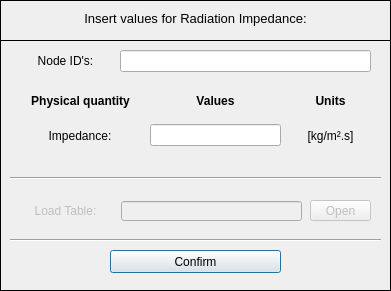
open-pulse/OpenPulse, file pulse/uix/user_input/ui/radiationimpedanceInput.ui: the form before one commit.
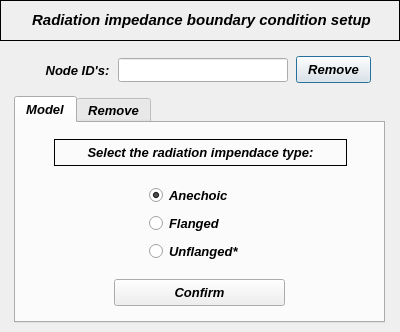
The form after the commit. Icons and pictures are not drawn.

What changed in the file:
```diff
--- a/pulse/uix/user_input/ui/radiationimpedanceInput.ui
+++ b/pulse/uix/user_input/ui/radiationimpedanceInput.ui
@@ -2,393 +2,431 @@
 <ui version="4.0">
  <class>Dialog</class>
  <widget class="QDialog" name="Dialog">
-  <property name="windowModality">
-   <enum>Qt::NonModal</enum>
-  </property>
   <property name="geometry">
    <rect>
     <x>0</x>
     <y>0</y>
-    <width>391</width>
-    <height>291</height>
+    <width>400</width>
+    <height>332</height>
    </rect>
   </property>
-  <property name="sizePolicy">
-   <sizepolicy hsizetype="Fixed" vsizetype="Fixed">
-    <horstretch>0</horstretch>
-    <verstretch>0</verstretch>
-   </sizepolicy>
-  </property>
-  <property name="contextMenuPolicy">
-   <enum>Qt::DefaultContextMenu</enum>
-  </property>
   <property name="windowTitle">
-   <string> Set: Radiation Impedance</string>
+   <string>Dialog</string>
   </property>
-  <property name="windowIcon">
-   <iconset>
-    <normaloff>../../../../../../Downloads/load - Copia.png</normaloff>../../../../../../Downloads/load - Copia.png</iconset>
-  </property>
-  <property name="whatsThis">
-   <string/>
-  </property>
-  <widget class="QWidget" name="widget" native="true">
+  <widget class="QPushButton" name="pushButton_remove_bc_confirm">
+   <property name="geometry">
+    <rect>
+     <x>296</x>
+     <y>56</y>
+     <width>75</width>
+     <height>27</height>
+    </rect>
+   </property>
+   <property name="minimumSize">
+    <size>
+     <width>0</width>
+     <height>27</height>
+    </size>
+   </property>
+   <property name="maximumSize">
+    <size>
+     <width>16777215</width>
+     <height>26</height>
+    </size>
+   </property>
+   <property name="font">
+    <font>
+     <family>Arial</family>
+     <pointsize>10</pointsize>
+     <weight>75</weight>
+     <italic>true</italic>
+     <bold>true</bold>
+    </font>
+   </property>
+   <property name="text">
+    <string>Remove</string>
+   </property>
+  </widget>
+  <widget class="QLineEdit" name="lineEdit_nodeID">
+   <property name="geometry">
+    <rect>
+     <x>118</x>
+     <y>58</y>
+     <width>170</width>
+     <height>24</height>
+    </rect>
+   </property>
+   <property name="minimumSize">
+    <size>
+     <width>170</width>
+     <height>0</height>
+    </size>
+   </property>
+   <property name="maximumSize">
+    <size>
+     <width>170</width>
+     <height>16777215</height>
+    </size>
+   </property>
+   <property name="font">
+    <font>
+     <family>Arial</family>
+     <pointsize>10</pointsize>
+     <weight>75</weight>
+     <italic>true</italic>
+     <bold>true</bold>
+    </font>
+   </property>
+   <property name="focusPolicy">
+    <enum>Qt::ClickFocus</enum>
+   </property>
+   <property name="text">
+    <string/>
+   </property>
+   <property name="alignment">
+    <set>Qt::AlignCenter</set>
+   </property>
+  </widget>
+  <widget class="QFrame" name="frame">
    <property name="geometry">
     <rect>
      <x>0</x>
      <y>0</y>
-     <width>391</width>
-     <height>291</height>
+     <width>400</width>
+     <height>41</height>
     </rect>
    </property>
-   <property name="font">
-    <font>
-     <kerning>true</kerning>
-    </font>
+   <property name="frameShape">
+    <enum>QFrame::Box</enum>
    </property>
-   <widget class="QFrame" name="frame">
+   <property name="frameShadow">
+    <enum>QFrame::Plain</enum>
+   </property>
+   <property name="lineWidth">
+    <number>1</number>
+   </property>
+   <widget class="QLabel" name="label">
     <property name="geometry">
      <rect>
-      <x>0</x>
-      <y>0</y>
-      <width>391</width>
-      <height>41</height>
+      <x>16</x>
+      <y>12</y>
+      <width>371</width>
+      <height>16</height>
      </rect>
     </property>
-    <property name="frameShape">
-     <enum>QFrame::Box</enum>
+    <property name="font">
+     <font>
+      <family>Arial</family>
+      <pointsize>11</pointsize>
+      <weight>75</weight>
+      <italic>true</italic>
+      <bold>true</bold>
+     </font>
     </property>
-    <property name="frameShadow">
-     <enum>QFrame::Plain</enum>
+    <property name="text">
+     <string>Radiation impedance boundary condition setup</string>
     </property>
-    <property name="lineWidth">
-     <number>1</number>
+    <property name="textFormat">
+     <enum>Qt::AutoText</enum>
     </property>
-    <widget class="QLabel" name="label">
-     <property name="geometry">
-      <rect>
-       <x>10</x>
-       <y>10</y>
-       <width>371</width>
-       <height>16</height>
-      </rect>
-     </property>
-     <property name="font">
-      <font>
-       <pointsize>10</pointsize>
-       <italic>false</italic>
-      </font>
-     </property>
-     <property name="text">
-      <string>Insert values for Radiation Impedance:</string>
-     </property>
-     <property name="textFormat">
-      <enum>Qt::AutoText</enum>
-     </property>
-     <property name="alignment">
-      <set>Qt::AlignCenter</set>
-     </property>
-    </widget>
+    <property name="alignment">
+     <set>Qt::AlignCenter</set>
+    </property>
    </widget>
-   <widget class="QFrame" name="frame_2">
-    <property name="geometry">
-     <rect>
-      <x>0</x>
-      <y>40</y>
-      <width>391</width>
-      <height>251</height>
-     </rect>
-    </property>
-    <property name="frameShape">
-     <enum>QFrame::Box</enum>
-    </property>
-    <property name="frameShadow">
-     <enum>QFrame::Plain</enum>
-    </property>
-    <widget class="QWidget" name="verticalLayoutWidget">
-     <property name="geometry">
-      <rect>
-       <x>20</x>
-       <y>10</y>
-       <width>91</width>
-       <height>21</height>
-      </rect>
-     </property>
-     <layout class="QVBoxLayout" name="verticalLayout">
-      <item>
-       <widget class="QLabel" name="label_2">
-        <property name="text">
-         <string>Node ID's:</string>
-        </property>
-        <property name="alignment">
-         <set>Qt::AlignCenter</set>
-        </property>
-       </widget>
-      </item>
-     </layout>
-    </widget>
-    <widget class="QWidget" name="verticalLayoutWidget_2">
-     <property name="geometry">
-      <rect>
-       <x>120</x>
-       <y>10</y>
-       <width>251</width>
-       <height>22</height>
-      </rect>
-     </property>
-     <layout class="QVBoxLayout" name="verticalLayout_2">
-      <item>
-       <widget class="QLineEdit" name="lineEdit_nodeID">
-        <property name="focusPolicy">
-         <enum>Qt::ClickFocus</enum>
-        </property>
-       </widget>
-      </item>
-     </layout>
-    </widget>
-    <widget class="QWidget" name="verticalLayoutWidget_3">
-     <property name="geometry">
-      <rect>
-       <x>25</x>
-       <y>50</y>
-       <width>111</width>
-       <height>21</height>
-      </rect>
-     </property>
-     <layout class="QVBoxLayout" name="verticalLayout_3">
-      <item>
-       <widget class="QLabel" name="label_3">
-        <property name="font">
-         <font>
-          <weight>75</weight>
-          <bold>true</bold>
-         </font>
-        </property>
-        <property name="text">
-         <string>Physical quantity</string>
-        </property>
-        <property name="alignment">
-         <set>Qt::AlignCenter</set>
-        </property>
-       </widget>
-      </item>
-     </layout>
-    </widget>
-    <widget class="QWidget" name="verticalLayoutWidget_4">
-     <property name="geometry">
-      <rect>
-       <x>150</x>
-       <y>50</y>
-       <width>131</width>
-       <height>21</height>
-      </rect>
-     </property>
-     <layout class="QVBoxLayout" name="verticalLayout_4">
-      <item>
-       <widget class="QLabel" name="label_4">
-        <property name="font">
-         <font>
-          <weight>75</weight>
-          <bold>true</bold>
-         </font>
-        </property>
-        <property name="text">
-         <string>Values</string>
-        </property>
-        <property name="alignment">
-         <set>Qt::AlignCenter</set>
-        </property>
-       </widget>
-      </item>
-     </layout>
-    </widget>
-    <widget class="QWidget" name="verticalLayoutWidget_5">
-     <property name="geometry">
-      <rect>
-       <x>295</x>
-       <y>50</y>
-       <width>71</width>
-       <height>21</height>
-      </rect>
-     </property>
-     <layout class="QVBoxLayout" name="verticalLayout_5">
-      <item>
-       <widget class="QLabel" name="label_5">
-        <property name="font">
-         <font>
-          <weight>75</weight>
-          <bold>true</bold>
-         </font>
-        </property>
-        <property name="text">
-         <string>Units</string>
-        </property>
-        <property name="alignment">
-         <set>Qt::AlignCenter</set>
-        </property>
-       </widget>
-      </item>
-     </layout>
-    </widget>
-    <widget class="QWidget" name="verticalLayoutWidget_7">
-     <property name="geometry">
-      <rect>
-       <x>150</x>
-       <y>70</y>
-       <width>131</width>
-       <height>51</height>
-      </rect>
-     </property>
-     <layout class="QVBoxLayout" name="verticalLayout_7">
-      <item>
-       <widget class="QLineEdit" name="lineEdit_impedance"/>
-      </item>
-     </layout>
-    </widget>
-    <widget class="Line" name="line">
-     <property name="geometry">
-      <rect>
-       <x>10</x>
-       <y>130</y>
-       <width>371</width>
-       <height>16</height>
-      </rect>
-     </property>
-     <property name="orientation">
-      <enum>Qt::Horizontal</enum>
-     </property>
-    </widget>
-    <widget class="QWidget" name="verticalLayoutWidget_11">
-     <property name="geometry">
-      <rect>
-       <x>20</x>
-       <y>160</y>
-       <width>91</width>
-       <height>21</height>
-      </rect>
-     </property>
-     <layout class="QVBoxLayout" name="verticalLayout_11">
-      <item>
-       <widget class="QLabel" name="label_19">
-        <property name="enabled">
-         <bool>false</bool>
-        </property>
-        <property name="text">
-         <string>Load Table:</string>
-        </property>
-        <property name="alignment">
-         <set>Qt::AlignCenter</set>
-        </property>
-       </widget>
-      </item>
-     </layout>
-    </widget>
+  </widget>
+  <widget class="QLabel" name="label_2">
+   <property name="geometry">
+    <rect>
+     <x>41</x>
+     <y>60</y>
+     <width>73</width>
+     <height>21</height>
+    </rect>
+   </property>
+   <property name="font">
+    <font>
+     <family>Arial</family>
+     <pointsize>10</pointsize>
+     <weight>75</weight>
+     <italic>true</italic>
+     <bold>true</bold>
+    </font>
+   </property>
+   <property name="text">
+    <string>Node ID's:</string>
+   </property>
+   <property name="alignment">
+    <set>Qt::AlignCenter</set>
+   </property>
+  </widget>
+  <widget class="QTabWidget" name="tabWidget_radiation_impedance">
+   <property name="geometry">
+    <rect>
+     <x>14</x>
+     <y>96</y>
+     <width>371</width>
+     <height>227</height>
+    </rect>
+   </property>
+   <property name="minimumSize">
+    <size>
+     <width>0</width>
+     <height>227</height>
+    </size>
+   </property>
+   <property name="maximumSize">
+    <size>
+     <width>16777215</width>
+     <height>227</height>
+    </size>
+   </property>
+   <property name="font">
+    <font>
+     <family>Arial</family>
+     <pointsize>10</pointsize>
+     <weight>75</weight>
+     <italic>true</italic>
+     <bold>true</bold>
+    </font>
+   </property>
+   <property name="currentIndex">
+    <number>0</number>
+   </property>
+   <widget class="QWidget" name="tab_model">
+    <attribute name="title">
+     <string>Model</string>
+    </attribute>
     <widget class="QPushButton" name="pushButton_confirm">
      <property name="geometry">
       <rect>
-       <x>110</x>
-       <y>210</y>
+       <x>98</x>
+       <y>156</y>
        <width>171</width>
-       <height>23</height>
+       <height>27</height>
       </rect>
      </property>
+     <property name="font">
+      <font>
+       <family>Arial</family>
+       <pointsize>10</pointsize>
+       <weight>75</weight>
+       <italic>true</italic>
+       <bold>true</bold>
+      </font>
+     </property>
      <property name="text">
       <string>Confirm</string>
      </property>
     </widget>
-    <widget class="Line" name="line_2">
-     <property name="geometry">
-      <rect>
-       <x>10</x>
-       <y>190</y>
-       <width>371</width>
-       <height>20</height>
-      </rect>
-     </property>
-     <property name="orientation">
-      <enum>Qt::Horizontal</enum>
-     </property>
-    </widget>
-    <widget class="QLabel" name="label_6">
+    <widget class="QLabel" name="label_20">
      <property name="enabled">
       <bool>true</bool>
      </property>
      <property name="geometry">
       <rect>
-       <x>22</x>
-       <y>70</y>
-       <width>116</width>
-       <height>51</height>
+       <x>38</x>
+       <y>16</y>
+       <width>293</width>
+       <height>27</height>
       </rect>
      </property>
+     <property name="font">
+      <font>
+       <family>Arial</family>
+       <pointsize>10</pointsize>
+       <weight>75</weight>
+       <italic>true</italic>
+       <bold>true</bold>
+      </font>
+     </property>
+     <property name="frameShape">
+      <enum>QFrame::Box</enum>
+     </property>
      <property name="text">
-      <string>Impedance:</string>
+      <string>Select the radiation impendace type:</string>
      </property>
      <property name="alignment">
       <set>Qt::AlignCenter</set>
      </property>
     </widget>
-    <widget class="QLabel" name="label_13">
+    <widget class="QWidget" name="gridLayoutWidget">
      <property name="geometry">
       <rect>
-       <x>295</x>
-       <y>70</y>
-       <width>71</width>
-       <height>51</height>
+       <x>132</x>
+       <y>60</y>
+       <width>107</width>
+       <height>80</height>
       </rect>
      </property>
+     <layout class="QGridLayout" name="gridLayout">
+      <item row="2" column="0">
+       <widget class="QRadioButton" name="radioButton_unflanged">
+        <property name="minimumSize">
+         <size>
+          <width>105</width>
+          <height>20</height>
+         </size>
+        </property>
+        <property name="maximumSize">
+         <size>
+          <width>105</width>
+          <height>20</height>
+         </size>
+        </property>
+        <property name="text">
+         <string>Unflanged*</string>
+        </property>
+       </widget>
+      </item>
+      <item row="0" column="0">
+       <widget class="QRadioButton" name="radioButton_anechoic">
+        <property name="minimumSize">
+         <size>
+          <width>105</width>
+          <height>20</height>
+         </size>
+        </property>
+        <property name="maximumSize">
+         <size>
+          <width>105</width>
+          <height>20</height>
+         </size>
+        </property>
+        <property name="text">
+         <string>Anechoic</string>
+        </property>
+        <property name="checked">
+         <bool>true</bool>
+        </property>
+       </widget>
+      </item>
+      <item row="1" column="0">
+       <widget class="QRadioButton" name="radioButton_flanged">
+        <property name="minimumSize">
+         <size>
+          <width>105</width>
+          <height>20</height>
+         </size>
+        </property>
+        <property name="maximumSize">
+         <size>
+          <width>105</width>
+          <height>20</height>
+         </size>
+        </property>
+        <property name="text">
+         <string>Flanged</string>
+        </property>
+       </widget>
+      </item>
+     </layout>
+    </widget>
+   </widget>
+   <widget class="QWidget" name="tab_remove">
+    <attribute name="title">
+     <string>Remove</string>
+    </attribute>
+    <widget class="QTreeWidget" name="treeWidget_radiation_impedance">
+     <property name="geometry">
+      <rect>
+       <x>46</x>
+       <y>40</y>
+       <width>280</width>
+       <height>120</height>
+      </rect>
+     </property>
+     <property name="minimumSize">
+      <size>
+       <width>280</width>
+       <height>120</height>
+      </size>
+     </property>
      <property name="maximumSize">
       <size>
-       <width>71</width>
-       <height>16777215</height>
+       <width>280</width>
+       <height>120</height>
       </size>
      </property>
-     <property name="text">
-      <string>[kg/m².s]</string>
+     <property name="font">
+      <font>
+       <family>Arial</family>
+       <italic>true</italic>
+      </font>
      </property>
-     <property name="alignment">
-      <set>Qt::AlignCenter</set>
-     </property>
+     <column>
+      <property name="text">
+       <string>Nodes</string>
+      </property>
+     </column>
+     <column>
+      <property name="text">
+       <string>Values</string>
+      </property>
+     </column>
     </widget>
-    <widget class="QLineEdit" name="lineEdit_9">
-     <property name="enabled">
-      <bool>false</bool>
-     </property>
+    <widget class="QPushButton" name="pushButton_remove_bc_confirm_2">
      <property name="geometry">
       <rect>
-       <x>121</x>
-       <y>161</y>
-       <width>181</width>
-       <height>20</height>
+       <x>148</x>
+       <y>166</y>
+       <width>75</width>
+       <height>27</height>
       </rect>
      </property>
-    </widget>
-    <widget class="QToolButton" name="toolButton">
-     <property name="enabled">
-      <bool>false</bool>
+     <property name="minimumSize">
+      <size>
+       <width>0</width>
+       <height>27</height>
+      </size>
      </property>
+     <property name="maximumSize">
+      <size>
+       <width>16777215</width>
+       <height>26</height>
+      </size>
+     </property>
+     <property name="font">
+      <font>
+       <family>Arial</family>
+       <pointsize>10</pointsize>
+       <weight>75</weight>
+       <italic>true</italic>
+       <bold>true</bold>
+      </font>
+     </property>
+     <property name="text">
+      <string>Remove</string>
+     </property>
+    </widget>
+    <widget class="QLabel" name="label_29">
      <property name="geometry">
       <rect>
-       <x>310</x>
-       <y>160</y>
-       <width>61</width>
-       <height>21</height>
+       <x>18</x>
+       <y>8</y>
+       <width>337</width>
+       <height>27</height>
       </rect>
      </property>
-     <property name="sizePolicy">
-      <sizepolicy hsizetype="Expanding" vsizetype="Fixed">
-       <horstretch>0</horstretch>
-       <verstretch>0</verstretch>
-      </sizepolicy>
+     <property name="font">
+      <font>
+       <family>Arial</family>
+       <pointsize>10</pointsize>
+       <weight>75</weight>
+       <italic>true</italic>
+       <bold>true</bold>
+      </font>
      </property>
+     <property name="frameShape">
+      <enum>QFrame::Box</enum>
+     </property>
      <property name="text">
-      <string>Open</string>
+      <string>Select a node to remove the radiation impedance:</string>
      </property>
-     <property name="autoRaise">
-      <bool>false</bool>
+     <property name="textFormat">
+      <enum>Qt::AutoText</enum>
      </property>
-     <property name="arrowType">
-      <enum>Qt::NoArrow</enum>
+     <property name="alignment">
+      <set>Qt::AlignCenter</set>
      </property>
     </widget>
    </widget>
```
